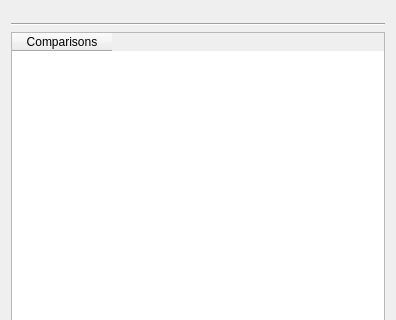
First picture: the form in atef/ui/device_configuration_page.ui, repository pcdshub/atef, before the edit; both pictures show x 0 to 396 and y 0 to 320 of the 396 by 488 pixel window.
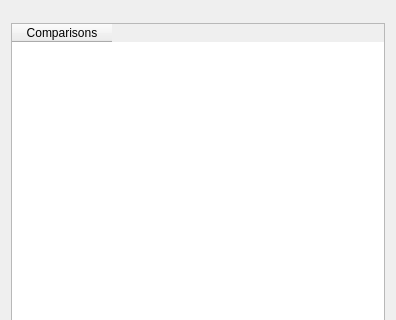
Second picture: the form after the edit.

Commit message: ENH: device config down to equals somewhat functional

```diff
--- a/atef/ui/device_configuration_page.ui
+++ b/atef/ui/device_configuration_page.ui
@@ -20,13 +20,6 @@
    <item>
     <widget class="QWidget" name="device_widget_placeholder" native="true"/>
    </item>
-   <item>
-    <widget class="Line" name="line">
-     <property name="orientation">
-      <enum>Qt::Horizontal</enum>
-     </property>
-    </widget>
-   </item>
    <item>
     <widget class="QTableWidget" name="comparisons_table">
      <column>
```
The commit also changes 7 other files.
